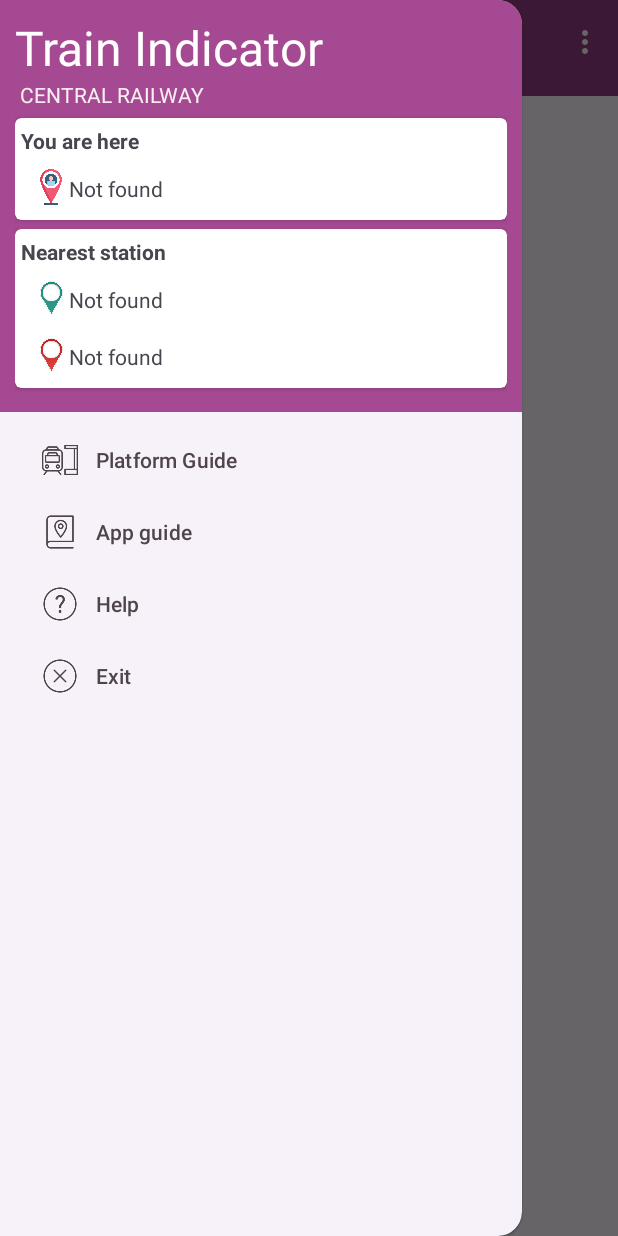
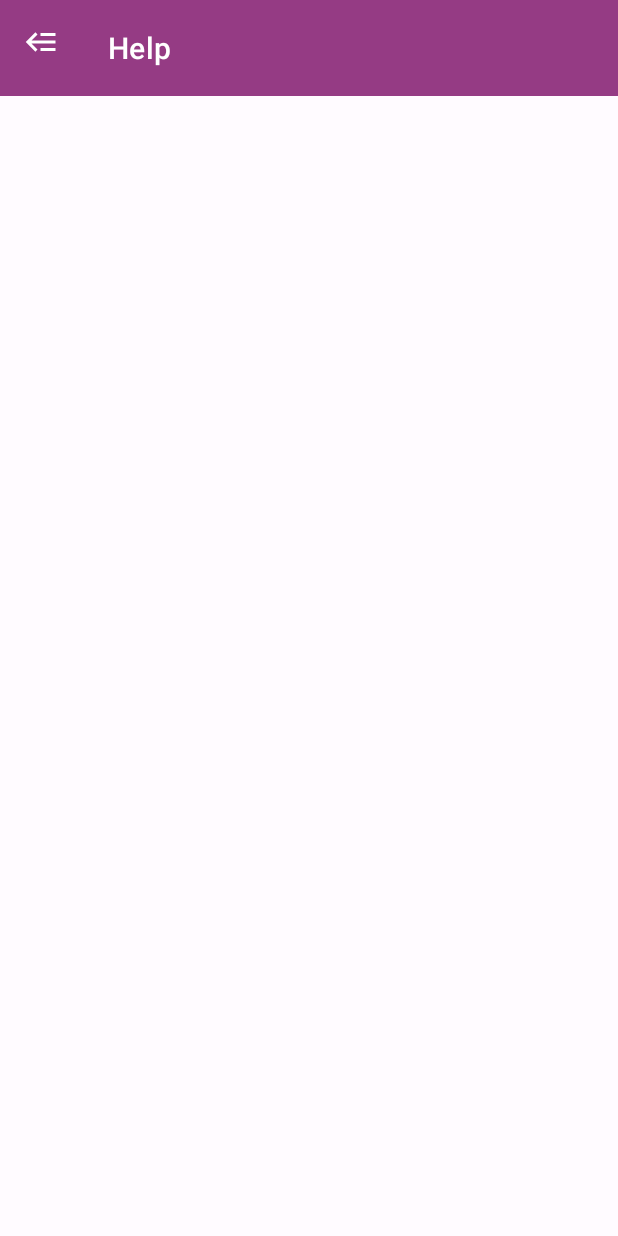
Before and after one commit to 1405yuga/Train-Indicator, an Android app: the screen it shows after launch (MainActivity), in the side drawer, after a tap on "Help", on a phone screen of 412 x 824 dp. Run offline under Robolectric (Android 15) with nearby library versions, the phone set to English and light mode, and no system bars; our stand-ins replace Firebase (no records; nobody signed in at launch, a user with empty details on screens opened directly).

Commit message:
help fragment navigation done

```diff
--- a/app/src/main/java/com/example/trainindicator/DisplayStationsFragment.kt
+++ b/app/src/main/java/com/example/trainindicator/DisplayStationsFragment.kt
@@ -2,8 +2,6 @@ package com.example.trainindicator
 
 import android.Manifest
 import android.content.pm.PackageManager
-import android.graphics.Bitmap
-import android.icu.text.CaseMap.Title
 import android.os.Bundle
 import android.util.Log
 import android.view.LayoutInflater
@@ -31,14 +29,10 @@ import com.google.android.gms.maps.CameraUpdateFactory
 import com.google.android.gms.maps.GoogleMap
 import com.google.android.gms.maps.MapsInitializer
 import com.google.android.gms.maps.OnMapReadyCallback
-import com.google.android.gms.maps.model.BitmapDescriptor
 import com.google.android.gms.maps.model.BitmapDescriptorFactory
-import com.google.android.gms.maps.model.CameraPosition
 import com.google.android.gms.maps.model.LatLng
 import com.google.android.gms.maps.model.MarkerOptions
 import com.google.firebase.firestore.DocumentSnapshot
-import com.google.firebase.firestore.ktx.toObject
-import org.checkerframework.checker.units.qual.s
 
 private const val TAG = "DisplayStationsFragment tag"
 
@@ -87,6 +81,10 @@ class DisplayStationsFragment : Fragment(), OnMapReadyCallback {
                     navigateToMenuFragment(DisplayStationsFragmentDirections.actionDisplayStationsFragmentToAppGuideDialogFragment())
                 }
 
+                R.id.help -> {
+                    navigateToMenuFragment(DisplayStationsFragmentDirections.actionDisplayStationsFragmentToHelpFragment())
+                }
+
                 R.id.exit_app -> {
                     requireActivity().finish()
                     true
@@ -121,9 +119,7 @@ class DisplayStationsFragment : Fragment(), OnMapReadyCallback {
                 findViewById<TextView>(R.id.nearest_slow_st).text =
                     pairOfNearestStations.first?.toObject(Station::class.java)?.name ?: "Not found"
             }
-
         })
-
         return binding.root
     }
 
@@ -220,24 +216,28 @@ class DisplayStationsFragment : Fragment(), OnMapReadyCallback {
         binding.navigationView.getHeaderView(0).apply {
             findViewById<LinearLayout>(R.id.user_location_layout)
                 .setOnClickListener {
-                    addUserLocationMarker(mMap,12.0f)
+                    addUserLocationMarker(mMap, 12.0f)
                 }
 
             findViewById<LinearLayout>(R.id.nearest_slow_st_layout)
                 .setOnClickListener {
                     val stationDoc = viewModel.nearestStations.value?.first
-                    addStationMarker(mMap,stationDoc,12.0f)
+                    addStationMarker(mMap, stationDoc, 12.0f)
                 }
             findViewById<LinearLayout>(R.id.nearest_fast_st_layout)
                 .setOnClickListener {
                     val stationDoc = viewModel.nearestStations.value?.second
-                    addStationMarker(mMap,stationDoc,12.0f)
+                    addStationMarker(mMap, stationDoc, 12.0f)
                 }
         }
 
     }
 
-    private fun addStationMarker(mMap: GoogleMap,stationDoc: DocumentSnapshot?,zoomLevel : Float = 9.0f){
+    private fun addStationMarker(
+        mMap: GoogleMap,
+        stationDoc: DocumentSnapshot?,
+        zoomLevel: Float = 9.0f
+    ) {
         val station = stationDoc?.toObject(Station::class.java)
         binding.drawerLayout.close()
         if (station != null) {
@@ -261,15 +261,15 @@ class DisplayStationsFragment : Fragment(), OnMapReadyCallback {
             mMap.moveCamera(
                 CameraUpdateFactory.newLatLngZoom(position, zoomLevel)
             )
-        }
-        else{
-            Toast.makeText(requireContext(),"Location permission not granted!",Toast.LENGTH_SHORT).show()
+        } else {
+            Toast.makeText(requireContext(), "Location permission not granted!", Toast.LENGTH_SHORT)
+                .show()
         }
     }
 
-    private fun addUserLocationMarker(mMap: GoogleMap,zoomLevel : Float = 9.0f){
+    private fun addUserLocationMarker(mMap: GoogleMap, zoomLevel: Float = 9.0f) {
         binding.drawerLayout.close()
-        if(viewModel.userLocation.value!=null){
+        if (viewModel.userLocation.value != null) {
             mMap.addMarker(
                 MarkerOptions().position(viewModel.userLocation.value!!).title("You are here!")
                     .icon(
@@ -281,9 +281,9 @@ class DisplayStationsFragment : Fragment(), OnMapReadyCallback {
             mMap.moveCamera(
                 CameraUpdateFactory.newLatLngZoom(viewModel.userLocation.value!!, zoomLevel)
             )
-        }
-        else{
-            Toast.makeText(requireContext(),"Location permission not granted!",Toast.LENGTH_SHORT).show()
+        } else {
+            Toast.makeText(requireContext(), "Location permission not granted!", Toast.LENGTH_SHORT)
+                .show()
         }
     }
 
--- a/app/src/main/java/com/example/trainindicator/HelpFragment.kt
+++ b/app/src/main/java/com/example/trainindicator/HelpFragment.kt
@@ -5,6 +5,7 @@ import androidx.fragment.app.Fragment
 import android.view.LayoutInflater
 import android.view.View
 import android.view.ViewGroup
+import androidx.navigation.fragment.findNavController
 import com.example.trainindicator.databinding.FragmentHelpBinding
 
 
@@ -18,6 +19,10 @@ class HelpFragment : Fragment() {
     ): View? {
         // Inflate the layout for this fragment
         binding = FragmentHelpBinding.inflate(inflater,container,false)
+
+        binding.topAppBar.setNavigationOnClickListener {
+            findNavController().navigate(HelpFragmentDirections.actionHelpFragmentToDisplayStationsFragment())
+        }
         return binding.root
     }
 
--- a/app/src/main/res/navigation/nav_graph.xml
+++ b/app/src/main/res/navigation/nav_graph.xml
@@ -9,31 +9,45 @@
         android:id="@+id/displayStationsFragment"
         android:name="com.example.trainindicator.DisplayStationsFragment"
         android:label="fragment_display_stations"
-        tools:layout="@layout/fragment_display_stations" >
+        tools:layout="@layout/fragment_display_stations">
         <action
             android:id="@+id/action_displayStationsFragment_to_platformGuideFragment"
             app:destination="@id/platformGuideFragment" />
         <action
             android:id="@+id/action_displayStationsFragment_to_appGuideDialogFragment"
             app:destination="@id/appGuideDialogFragment" />
+        <action
+            android:id="@+id/action_displayStationsFragment_to_helpFragment"
+            app:destination="@id/helpFragment" />
     </fragment>
     <fragment
         android:id="@+id/platformGuideFragment"
         android:name="com.example.trainindicator.PlatformGuideFragment"
         android:label="fragment_platform_guide"
-        tools:layout="@layout/fragment_platform_guide" >
+        tools:layout="@layout/fragment_platform_guide">
         <action
             android:id="@+id/action_platformGuideFragment_to_displayStationsFragment"
             app:destination="@id/displayStationsFragment"
             app:popUpTo="@id/displayStationsFragment"
-            app:popUpToInclusive="true"/>
+            app:popUpToInclusive="true" />
     </fragment>
     <dialog
         android:id="@+id/appGuideDialogFragment"
         android:name="com.example.trainindicator.AppGuideDialogFragment"
-        android:label="AppGuideDialogFragment" >
+        android:label="AppGuideDialogFragment">
         <action
             android:id="@+id/action_appGuideDialogFragment_to_displayStationsFragment"
             app:destination="@id/displayStationsFragment" />
     </dialog>
+    <fragment
+        android:id="@+id/helpFragment"
+        android:name="com.example.trainindicator.HelpFragment"
+        android:label="fragment_help"
+        tools:layout="@layout/fragment_help">
+        <action
+            android:id="@+id/action_helpFragment_to_displayStationsFragment"
+            app:destination="@id/displayStationsFragment"
+            app:popUpTo="@id/displayStationsFragment"
+            app:popUpToInclusive="true" />
+    </fragment>
 </navigation>
```
